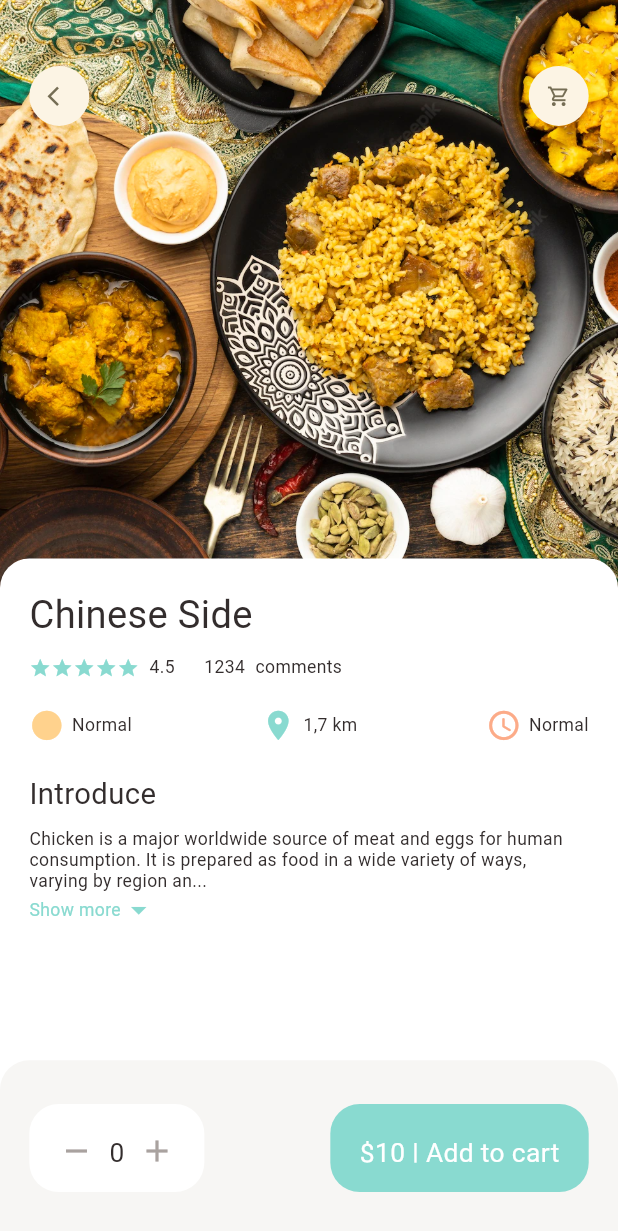
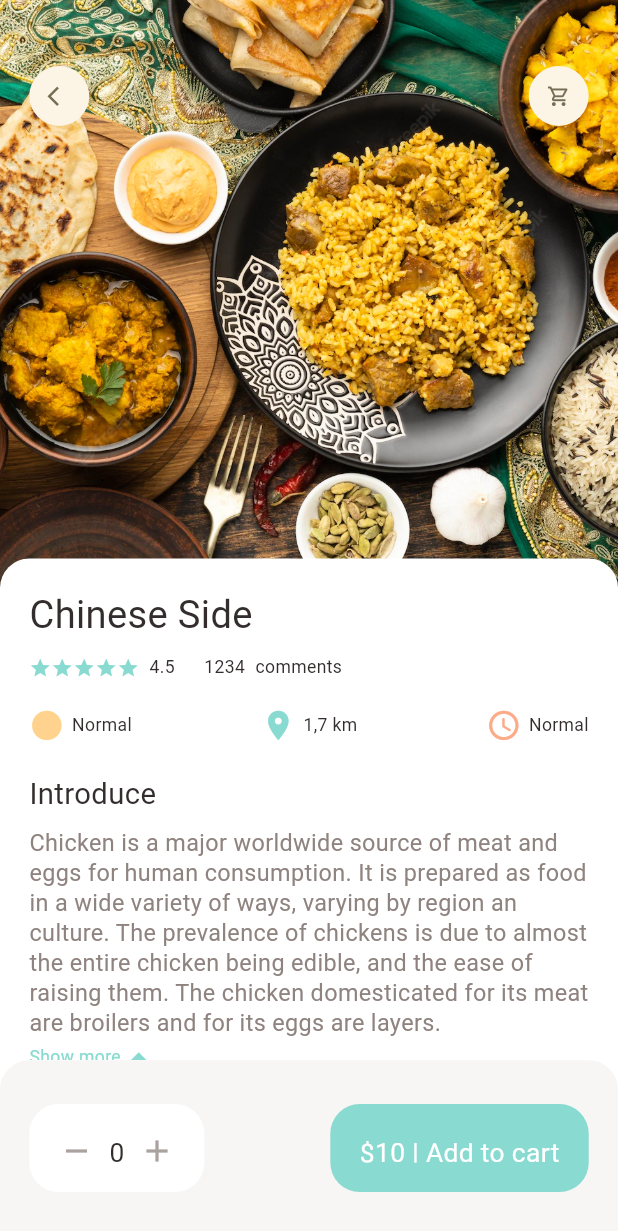
Before and after one commit to GirichevVasiliy/food_delivery, a Flutter app: the screen it shows after launch, after a tap on "Show more", on a phone screen of 412 x 824 dp. Shown: the top 1231 px of the screen. Run offline on Flutter 3.47's test engine with Material 3 defaults, Android fonts, the phone set to English and light mode, and no system bars; our stand-ins replace dots_indicator, get; missing offline and left inert: dart:ffi.

```diff
--- a/lib/pages/food/popular_food_detail.dart
+++ b/lib/pages/food/popular_food_detail.dart
@@ -1,4 +1,5 @@
 import 'package:flutter/material.dart';
+import 'package:flutter/widgets.dart';
 import 'package:food_delivery/utils/colors.dart';
 import 'package:food_delivery/utils/dimensions.dart';
 import 'package:food_delivery/widgets/app_column.dart';
@@ -22,7 +23,7 @@ class PopularFoodDetail extends StatelessWidget {
               child: Container(
                 width: double.maxFinite,
                 height: Dimensions.popularFoodImgSize,
-                decoration: BoxDecoration(
+                decoration: const BoxDecoration(
                     image: DecorationImage(
                         fit: BoxFit.cover,
                         image: AssetImage("assets/image/food_10.png"))),
@@ -70,9 +71,13 @@ class PopularFoodDetail extends StatelessWidget {
                       SizedBox(
                         height: Dimensions.height10,
                       ),
-                      ExpandableTextWidget(
-                          text:
-                              "Chicken is a major worldwide source of meat and eggs for human consumption. It is prepared as food in a wide variety of ways, varying by region and culture. The prevalence of chickens is due to almost the entire chicken being edible, and the ease of raising them. The chicken domesticated for its meat are broilers and for its eggs are layers")
+                      Expanded(
+                        child: SingleChildScrollView(
+                          child: ExpandableTextWidget(
+                              text:
+                                  "Chicken is a major worldwide source of meat and eggs for human consumption. It is prepared as food in a wide variety of ways, varying by region and culture. The prevalence of chickens is due to almost the entire chicken being edible, and the ease of raising them. The chicken domesticated for its meat are broilers and for its eggs are layers."),
+                        ),
+                      )
                     ],
                   )))
           // Expandable text widget
--- a/lib/utils/dimensions.dart
+++ b/lib/utils/dimensions.dart
@@ -16,6 +16,7 @@ class Dimensions {
   static double height24 = screenHeight / 35.17;
   static double height30 = screenHeight / 28.13;
   static double height45 = screenHeight / 18.76;
+  static double height1_3 = screenHeight / 649.24;
 
   // Динамический Fonts
   static double font20 = screenHeight / 42.2;
@@ -23,7 +24,9 @@ class Dimensions {
   static double font24 = screenHeight / 35.17;
   static double font26 = screenHeight / 32.46;
   static double font18 = screenHeight / 46.89;
+  static double font16 = screenHeight / 52.75;
   static double font12 = screenHeight / 70.33;
+  static double font14 = screenHeight / 60.30;
 
   // Динамический Radius
   static double radius20 = screenHeight / 42.2;
--- a/lib/widgets/expandable_text.dart
+++ b/lib/widgets/expandable_text.dart
@@ -1,8 +1,6 @@
-import 'package:flutter/cupertino.dart';
 import 'package:flutter/material.dart';
 import 'package:food_delivery/utils/colors.dart';
 import 'package:food_delivery/utils/dimensions.dart';
-import 'package:food_delivery/widgets/big_text.dart';
 import 'package:food_delivery/widgets/small_text.dart';
 
 class ExpandableTextWidget extends StatefulWidget {
@@ -42,17 +40,26 @@ class _ExpandableTextWidgetState extends State<ExpandableTextWidget> {
   @override
   Widget build(BuildContext context) {
     return Container(
-      child: secondHalf.isEmpty
-          ? SmallText(text: firstHalf)
-          : Column(
+      child: secondHalf.isEmpty ? SmallText(size: Dimensions.font16, text: firstHalf,
+        color: AppColors.paraColor,) : Column(
               children: [
-                SmallText(text: hiddenText ? (firstHalf + "...") : (firstHalf + secondHalf)),
+                SmallText(
+                    text: hiddenText
+                        ? (firstHalf + "...")
+                        : (firstHalf + secondHalf),
+                    size: hiddenText ? Dimensions.font14 : Dimensions.font16,
+                height: Dimensions.height1_3,
+                  color: AppColors.paraColor,),
                 InkWell(
-                  onTap: (){},
+                  onTap: () {
+                    setState(() {
+                      hiddenText = !hiddenText;
+                    });
+                  },
                   child: Row(
                     children: [
                       SmallText(text: "Show more", color: AppColors.mainColor),
-                      Icon(Icons.arrow_drop_down, color: AppColors.mainColor)
+                      Icon(hiddenText ? Icons.arrow_drop_down : Icons.arrow_drop_up, color: AppColors.mainColor)
                     ],
                   ),
                 )
--- a/lib/widgets/small_text.dart
+++ b/lib/widgets/small_text.dart
@@ -18,7 +18,7 @@ class SmallText extends StatelessWidget {
   Widget build(BuildContext context) {
     return Text(
       text,
-      maxLines: 3,
+      maxLines: 100,
       style: TextStyle(
         fontFamily: 'Roboto',
         color: color,
```
Also changed, not shown: lib/pages/food/recommended_food_detail.dart (added).
